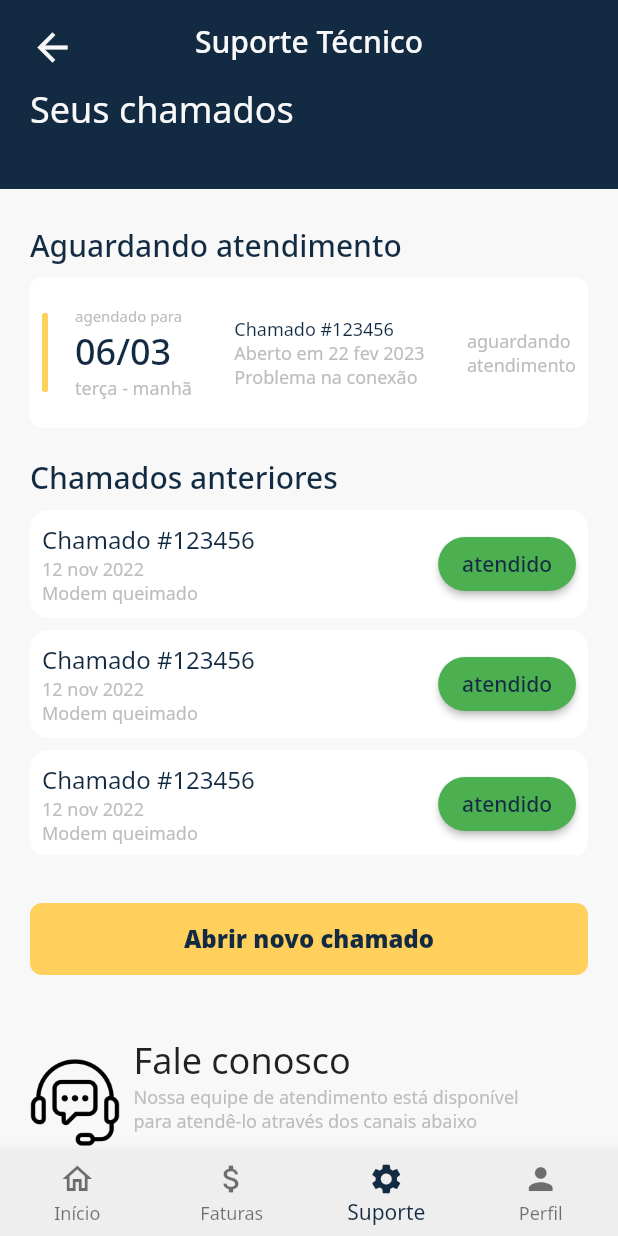
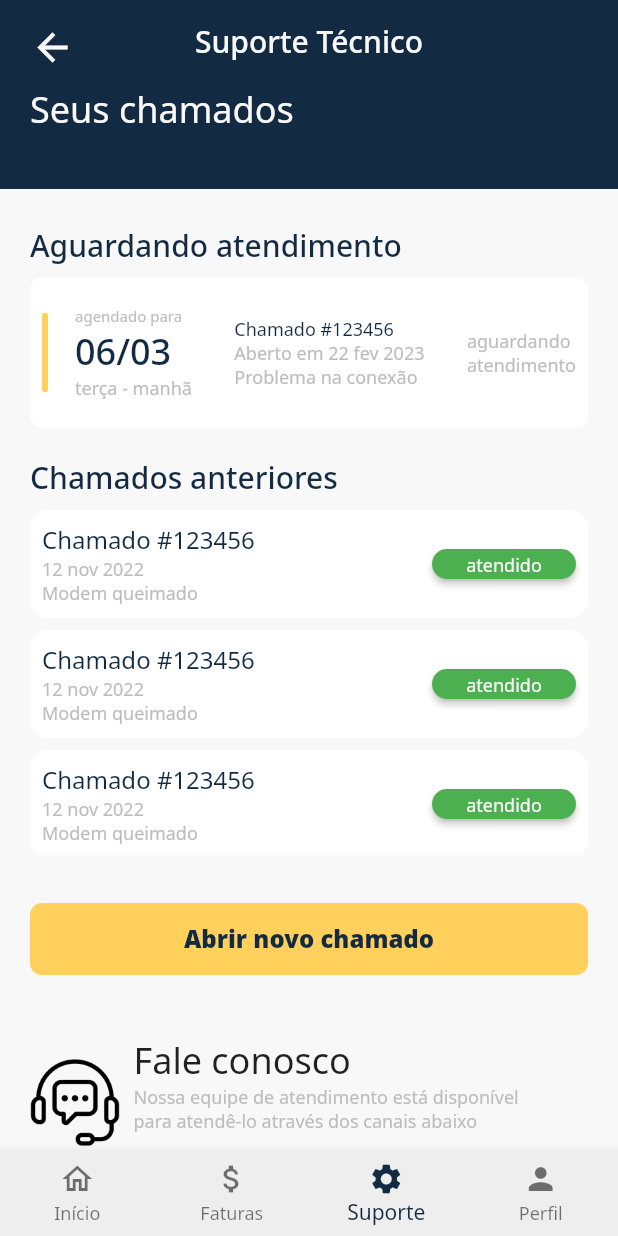
Before and after one commit to raultocantins/ecorporativo, a Flutter app: the HomePage screen opened by its route, item 3 of the bottom bar chosen, on a phone screen of 412 x 824 dp. Run offline on Flutter 3.47's test engine with Material 2 defaults, Android fonts, the phone set to English and light mode, and no system bars; our stand-ins replace flutter_svg; statements that could not run were skipped.

Commit message:
correção na tela suporte

```diff
--- a/lib/src/features/home/presenter/widgets/suport_card_previous_calls.dart
+++ b/lib/src/features/home/presenter/widgets/suport_card_previous_calls.dart
@@ -54,16 +54,27 @@ class SupportCardPreviousCallWidget extends StatelessWidget {
             Column(
               mainAxisAlignment: MainAxisAlignment.center,
               children: [
-                ElevatedButton(
+                SizedBox(
+                  height: 20,
+                  width: 96,
+                  child: ElevatedButton(
                     onPressed: () {},
                     style: ButtonStyle(
                         backgroundColor: MaterialStateProperty.all(
                             const Color(0xff4CAF50)), //ADD IN THEME
-                      shape: MaterialStateProperty.all<RoundedRectangleBorder>(
+                        shape:
+                            MaterialStateProperty.all<RoundedRectangleBorder>(
                                 RoundedRectangleBorder(
                           borderRadius: BorderRadius.circular(25),
                         ))),
-                  child: const Text('atendido'),
+                    child: Text(
+                      'atendido',
+                      style: TextStyle(
+                          fontSize: 12,
+                          fontWeight: FontWeight.w400,
+                          color: Theme.of(context).colorScheme.background),
+                    ),
+                  ),
                 ),
               ],
             ),
```
Lines whose indentation alone changed are shown as unchanged.
